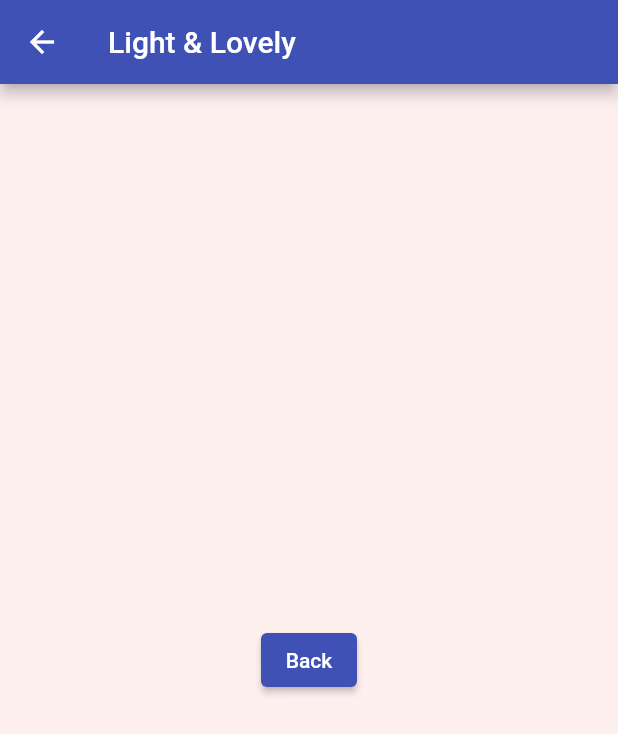
After one commit to notariorob/recipes_app, a Flutter app: the screen it shows after launch, after a tap on "Light & Lovely", on a phone screen of 412 x 824 dp. The commit adds this screen. Shown: the top 734 px of the screen. Run offline on Flutter 3.47's test engine with Material 2 defaults, Android fonts, the light colour scheme and no system bars.

Commit message:
add basic routing

```diff
--- a/lib/main.dart
+++ b/lib/main.dart
@@ -1,5 +1,6 @@
 import 'package:flutter/material.dart';
 import 'package:recipes_app/screens/category_list_screen.dart';
+import 'package:recipes_app/screens/meals_list_screen.dart';
 
 void main() {
   runApp(const MyApp());
@@ -41,7 +42,11 @@
               ),
             ),
       ),
-      home: const CategoryListScreen(),
+      initialRoute: CategoryListScreen.routeName,
+      routes: {
+        CategoryListScreen.routeName: (context) => const CategoryListScreen(),
+        MealsListScreen.routeName: (context) => const MealsListScreen(),
+      },
     );
   }
 }
--- a/lib/screens/category_list_screen.dart
+++ b/lib/screens/category_list_screen.dart
@@ -3,6 +3,7 @@
 import 'package:recipes_app/widgets/category_list_item.dart';
 
 class CategoryListScreen extends StatelessWidget {
+  static const routeName = '/';
   const CategoryListScreen({Key? key}) : super(key: key);
 
   @override
--- /dev/null
+++ b/lib/screens/meals_list_screen.dart
@@ -0,0 +1,26 @@
+import 'package:flutter/material.dart';
+import 'package:recipes_app/models/category.dart';
+
+class MealsListScreen extends StatelessWidget {
+  static const routeName = '/meals';
+
+  const MealsListScreen({Key? key}) : super(key: key);
+
+  @override
+  Widget build(BuildContext context) {
+    final routeArgs = ModalRoute.of(context)?.settings.arguments as Map;
+    return Scaffold(
+      appBar: AppBar(
+        title: Text((routeArgs['category'] as Category).title),
+      ),
+      body: Center(
+        child: ElevatedButton(
+          onPressed: () => Navigator.of(context).pop(),
+          child: const Text(
+            'Back',
+          ),
+        ),
+      ),
+    );
+  }
+}
--- a/lib/widgets/category_list_item.dart
+++ b/lib/widgets/category_list_item.dart
@@ -1,13 +1,26 @@
 import 'package:flutter/material.dart';
 import 'package:recipes_app/models/category.dart';
+import 'package:recipes_app/screens/meals_list_screen.dart';
 
 class CategoryListItem extends StatelessWidget {
   final Category category;
   const CategoryListItem({Key? key, required this.category}) : super(key: key);
 
+  void _handleCategoryTap(BuildContext context) {
+    Navigator.of(context).pushNamed(
+      MealsListScreen.routeName,
+      arguments: {
+        'category': category,
+      },
+    );
+  }
+
   @override
   Widget build(BuildContext context) {
-    return Container(
+    return InkWell(
+      onTap: () => _handleCategoryTap(context),
+      splashColor: Theme.of(context).primaryColor,
+      child: Container(
         padding: const EdgeInsets.all(12),
         decoration: BoxDecoration(
           gradient: LinearGradient(
@@ -24,6 +37,7 @@
           category.title,
           style: Theme.of(context).textTheme.titleMedium,
         ),
+      ),
     );
   }
 }
```
Lines whose indentation alone changed are shown as unchanged.
